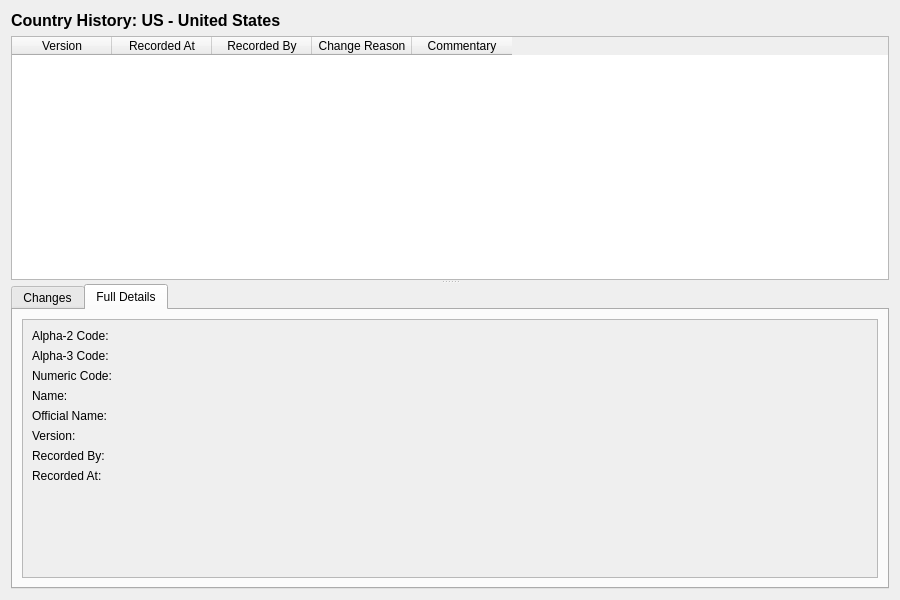
Above: projects/ores.qt/ui/CountryHistoryDialog.ui from OreStudio/OreStudio before the change. Below: the same form after it.
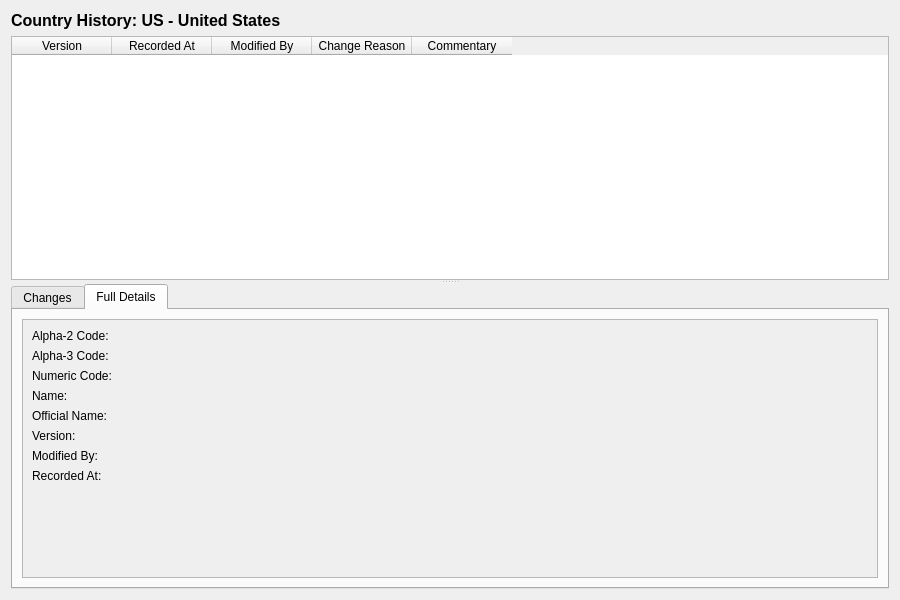
That is the form after the change. The open tabs and pages were chosen to show the change.

Commit message: [protocol] Fix audit trail metadata: rename recorded_by, remove from wire format

Diff of the .ui file:
```diff
--- a/projects/ores.qt/ui/CountryHistoryDialog.ui
+++ b/projects/ores.qt/ui/CountryHistoryDialog.ui
@@ -63,7 +63,7 @@
       </column>
       <column>
        <property name="text">
-        <string>Recorded By</string>
+        <string>Modified By</string>
        </property>
       </column>
       <column>
@@ -241,7 +241,7 @@
                <item row="6" column="0">
                 <widget class="QLabel" name="recordedByLabel">
                  <property name="text">
-                  <string>Recorded By:</string>
+                  <string>Modified By:</string>
                  </property>
                 </widget>
                </item>
```
Left out of the diff: 4 changed lines with no effect on the pictures. The commit also changes 473 other files.
